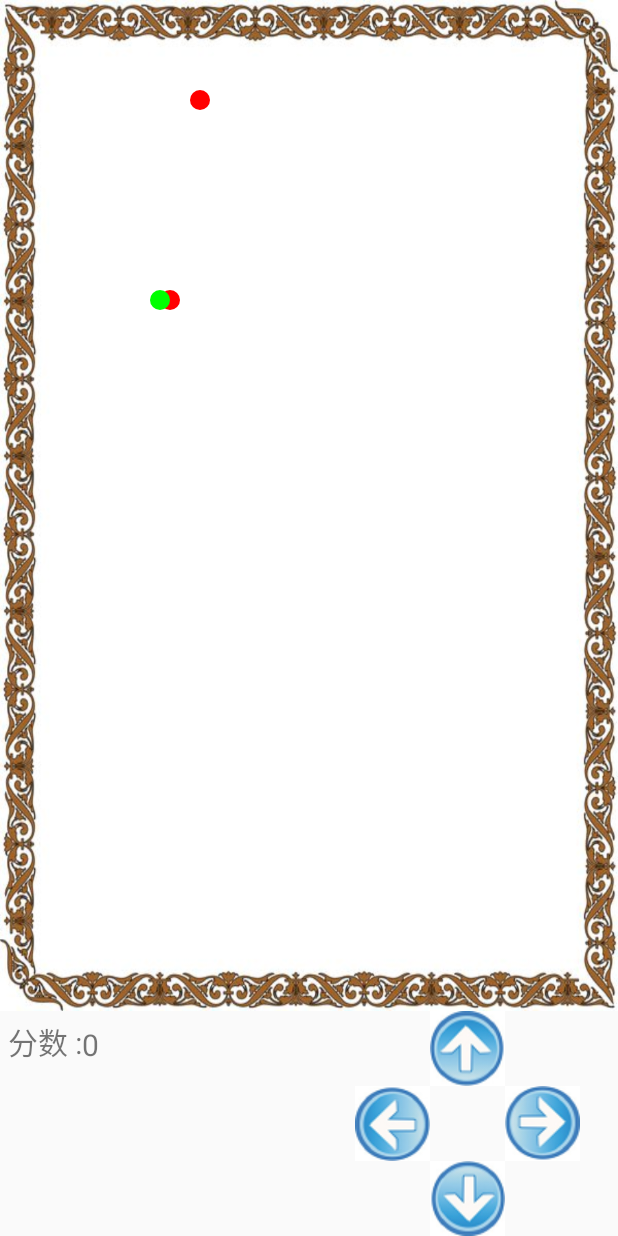
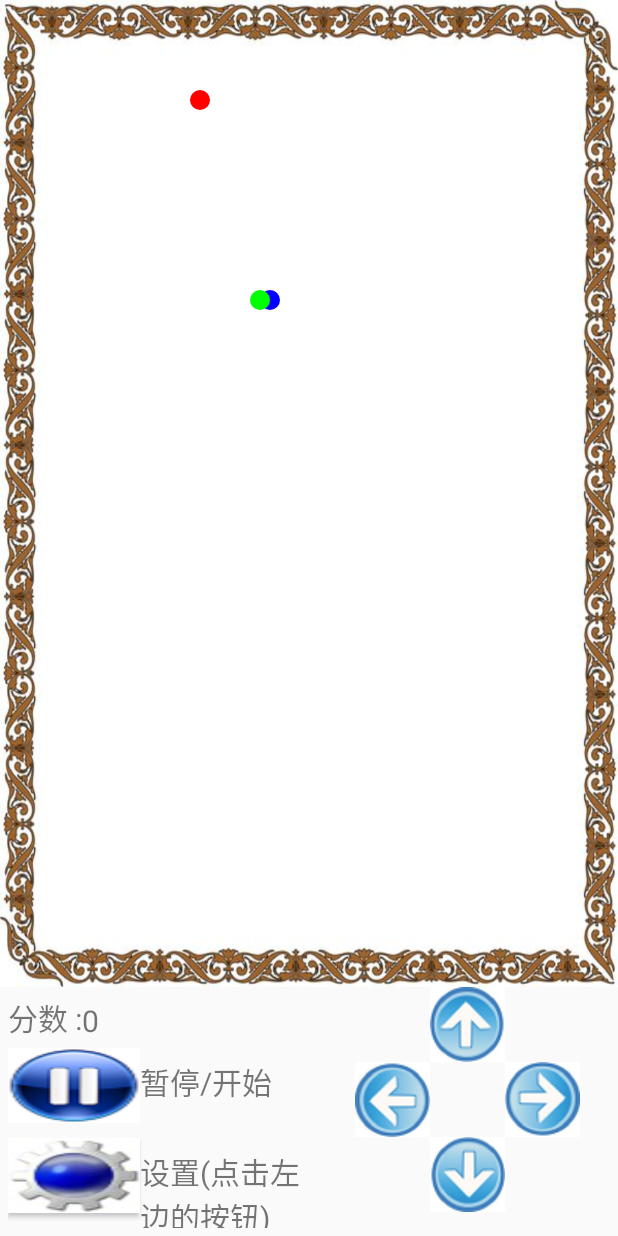
Before and after one commit to liangshui999/RetroSnaker, an Android app: the screen it shows after launch (CanvasTest), on a phone screen of 412 x 824 dp. Run offline under Robolectric (Android 15) with nearby library versions, the phone set to English and light mode, and no system bars; our stand-ins replace ButterKnife.

Commit message:
bug修复完毕，暂停以及设置速度，都做完了，项目基本完成，就差打包和换图标了

```diff
--- a/app/src/main/AndroidManifest.xml
+++ b/app/src/main/AndroidManifest.xml
@@ -19,6 +19,7 @@
                 <category android:name="android.intent.category.LAUNCHER" />
             </intent-filter>
         </activity>
+        <activity android:name=".ConfigActivity"/>
     </application>
 
 </manifest>
--- /dev/null
+++ b/app/src/main/res/drawable/set.xml
@@ -0,0 +1,5 @@
+<?xml version="1.0" encoding="UTF-8"?>
+<selector xmlns:android="http://schemas.android.com/apk/res/android">
+    <item android:drawable="@drawable/set_normal" android:state_pressed="false"/>
+    <item android:drawable="@drawable/set_pressed" android:state_pressed="true"/>
+</selector>
--- a/app/src/main/res/layout/custom_layout.xml
+++ b/app/src/main/res/layout/custom_layout.xml
@@ -24,7 +24,8 @@
             <!-- 记分器-->
             <LinearLayout
                 android:layout_width="wrap_content"
-                android:layout_height="wrap_content">
+                android:layout_height="0dp"
+                android:layout_weight="1">
                 <TextView
                     android:layout_width="wrap_content"
                     android:layout_height="wrap_content"
@@ -40,6 +41,44 @@
                     android:layout_marginTop="3dp"
                     android:layout_width="wrap_content"
                     android:layout_height="wrap_content" />
+            </LinearLayout>
+
+            <!-- 开始暂停按钮-->
+            <LinearLayout
+                android:layout_width="wrap_content"
+                android:layout_height="0dp"
+                android:layout_weight="1">
+                <Button
+                    android:id="@+id/btn_pause"
+                    android:layout_width="wrap_content"
+                    android:layout_height="wrap_content"
+                    android:background="@mipmap/start"/>
+                <TextView
+                    android:layout_width="wrap_content"
+                    android:layout_height="wrap_content"
+
+                    android:text="@string/pause_and_start"
+                    android:textSize="20sp"
+                    />
+            </LinearLayout>
+
+            <!-- 设置按钮-->
+            <LinearLayout
+                android:layout_width="wrap_content"
+                android:layout_height="0dp"
+                android:layout_weight="1"
+                android:layout_marginTop="10dp">
+                <Button
+                    android:id="@+id/btn_set"
+                    android:layout_width="wrap_content"
+                    android:layout_height="wrap_content"
+                    android:background="@drawable/set"/>
+                <TextView
+                    android:layout_width="wrap_content"
+                    android:layout_height="wrap_content"
+                    android:text="@string/set"
+                    android:textSize="20sp"/>
+
             </LinearLayout>
 
 
--- a/app/src/main/res/values/strings.xml
+++ b/app/src/main/res/values/strings.xml
@@ -3,4 +3,11 @@
     <string name="action_settings">Settings</string>
     <string name="score">分数 :</string>
     <string name="score_value">0</string>
+    <string name="pause_and_start">暂停/开始</string>
+    <string name="set">设置(点击左边的按钮)</string>
+    <string name="set_title">设 置</string>
+    <string name="speed">速度:</string>
+    <string name="background_music">背景音乐:</string>
+    <string name="sure">确定</string>
+    <string name="cacel">取消</string>
 </resources>
```
Also changed, not shown: app/src/main/java/com/example/asus_cp/retrosnaker/CanvasTest.java (+194 -27 lines), app/src/main/java/com/example/asus_cp/retrosnaker/ConfigActivity.java (added, +109 -0 lines), app/src/main/res/layout/set_layout.xml (added, +79 -0 lines), app/src/main/res/drawable/set_normal.png (added), app/src/main/res/drawable/set_pressed.png (added), app/src/main/res/mipmap-mdpi/pause.png (added), app/src/main/res/mipmap-mdpi/start.png (added).
